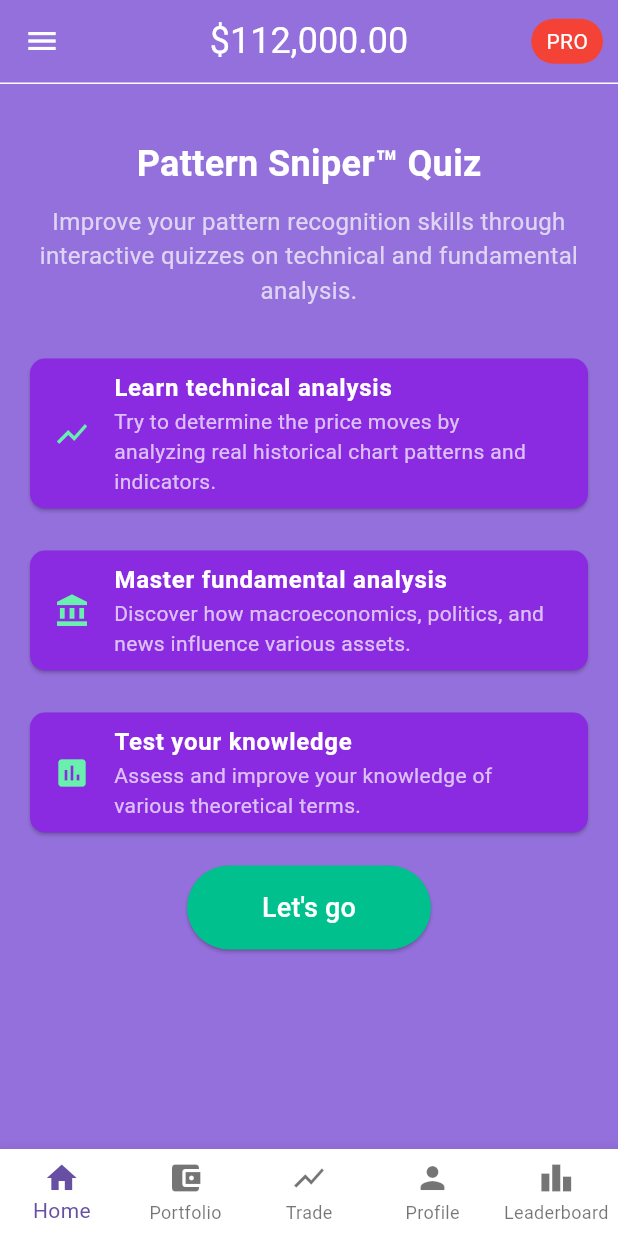
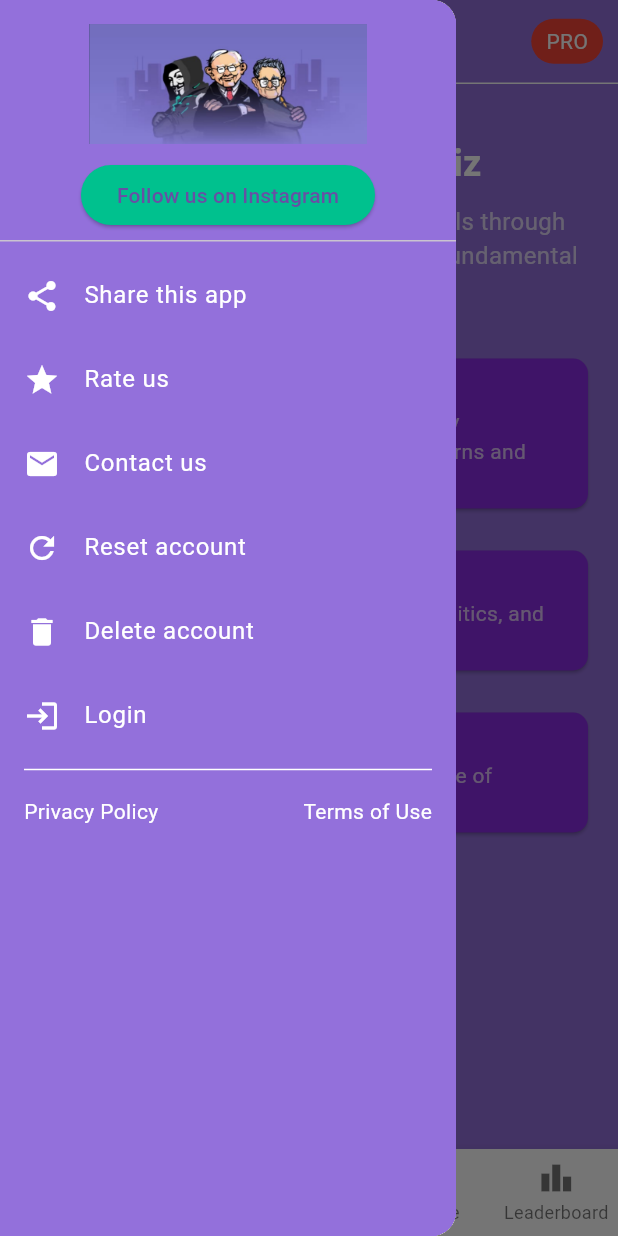
Before and after one commit to GarvitDadheech/quiz-app-frontend, a Flutter app: the PatternSniperQuizPage screen opened directly, with the side drawer open (before the commit the screen has no drawer), on a phone screen of 412 x 824 dp. Run offline on Flutter 3.47's test engine with Material 3 defaults, Android fonts, the phone set to English and light mode, and no system bars.

Commit message:
make custom bottom bar and custom drawer

```diff
--- a/lib/components/custom_app_bar.dart
+++ b/lib/components/custom_app_bar.dart
@@ -1,5 +1,5 @@
 import 'package:flutter/material.dart';
-
+import 'custom_drawer_menu.dart';
 class CustomAppBar extends StatelessWidget implements PreferredSizeWidget {
   @override
   final Size preferredSize;
--- /dev/null
+++ b/lib/components/custom_bottom_navigation_bar.dart
@@ -0,0 +1,45 @@
+import 'package:flutter/material.dart';
+import '../pages/homepage.dart'; // Import the HomePage widget
+
+class CustomBottomNavigationBar extends StatelessWidget {
+  @override
+  Widget build(BuildContext context) {
+    return BottomNavigationBar(
+      backgroundColor: Colors.white,
+      type: BottomNavigationBarType.fixed,
+      currentIndex: 0, // Default index
+      onTap: (index) {
+        switch (index) {
+          case 0:
+            Navigator.push(
+              context,
+              MaterialPageRoute(builder: (context) => HomePage()),
+            );
+            break;
+          // Handle other tabs if needed
+          case 1:
+            // Navigate to Portfolio page
+            break;
+          case 2:
+            // Navigate to Trade page
+            break;
+          case 3:
+            // Navigate to Profile page
+            break;
+          case 4:
+            // Navigate to Leaderboard page
+            break;
+        }
+      },
+      items: [
+        BottomNavigationBarItem(icon: Icon(Icons.home), label: 'Home'),
+        BottomNavigationBarItem(
+            icon: Icon(Icons.account_balance_wallet), label: 'Portfolio'),
+        BottomNavigationBarItem(icon: Icon(Icons.show_chart), label: 'Trade'),
+        BottomNavigationBarItem(icon: Icon(Icons.person), label: 'Profile'),
+        BottomNavigationBarItem(
+            icon: Icon(Icons.leaderboard), label: 'Leaderboard'),
+      ],
+    );
+  }
+}
--- /dev/null
+++ b/lib/components/custom_drawer_menu.dart
@@ -0,0 +1,82 @@
+import 'package:flutter/material.dart';
+
+class CustomDrawer extends StatelessWidget {
+  @override
+  Widget build(BuildContext context) {
+    return Drawer(
+      child: Container(
+        color: Color(0xFF9370DB), // Light purple background
+        child: ListView(
+          padding: EdgeInsets.zero,
+          children: [
+            DrawerHeader(
+              decoration: BoxDecoration(
+                color: Color(0xFF9370DB),
+              ),
+              child: Column(
+                children: [
+                  Image.asset('assets/cartoon_image.png', height: 80),
+                  SizedBox(height: 10),
+                  ElevatedButton(
+                    onPressed: () {},
+                    style: ElevatedButton.styleFrom(
+                        backgroundColor: Color(0xFF00C18E), // Follow us button color
+                      shape: RoundedRectangleBorder(
+                        borderRadius: BorderRadius.circular(20),
+                      ),
+                    ),
+                    child: Text('Follow us on Instagram'),
+                  ),
+                ],
+              ),
+            ),
+            ListTile(
+              leading: Icon(Icons.share, color: Colors.white),
+              title: Text('Share this app', style: TextStyle(color: Colors.white)),
+              onTap: () {},
+            ),
+            ListTile(
+              leading: Icon(Icons.star, color: Colors.white),
+              title: Text('Rate us', style: TextStyle(color: Colors.white)),
+              onTap: () {},
+            ),
+            ListTile(
+              leading: Icon(Icons.mail, color: Colors.white),
+              title: Text('Contact us', style: TextStyle(color: Colors.white)),
+              onTap: () {},
+            ),
+            ListTile(
+              leading: Icon(Icons.refresh, color: Colors.white),
+              title: Text('Reset account', style: TextStyle(color: Colors.white)),
+              onTap: () {},
+            ),
+            ListTile(
+              leading: Icon(Icons.delete, color: Colors.white),
+              title: Text('Delete account', style: TextStyle(color: Colors.white)),
+              onTap: () {},
+            ),
+            ListTile(
+              leading: Icon(Icons.login, color: Colors.white),
+              title: Text('Login', style: TextStyle(color: Colors.white)),
+              onTap: () {},
+            ),
+            Padding(
+              padding: const EdgeInsets.symmetric(horizontal: 16.0),
+              child: Divider(color: Colors.white),
+            ),
+            Padding(
+              padding: const EdgeInsets.symmetric(horizontal: 16.0, vertical: 10),
+              child: Row(
+                mainAxisAlignment: MainAxisAlignment.spaceBetween,
+                children: [
+                  Text('Privacy Policy', style: TextStyle(color: Colors.white)),
+                  Text('Terms of Use', style: TextStyle(color: Colors.white)),
+                ],
+              ),
+            ),
+          ],
+        ),
+      ),
+    );
+  }
+}
--- a/lib/pages/pattern_sniper_quiz_page.dart
+++ b/lib/pages/pattern_sniper_quiz_page.dart
@@ -1,11 +1,13 @@
 import 'package:flutter/material.dart';
 import '../components/custom_app_bar.dart';
-
+import '../components/custom_bottom_navigation_bar.dart';
+import '../components/custom_drawer_menu.dart';
 class PatternSniperQuizPage extends StatelessWidget {
   @override
   Widget build(BuildContext context) {
     return Scaffold(
       appBar: CustomAppBar(),
+      drawer: CustomDrawer(),
       body: SingleChildScrollView(
         child: Padding(
           padding: const EdgeInsets.all(16.0),
@@ -111,19 +113,7 @@ class PatternSniperQuizPage extends StatelessWidget {
           ),
         ),
       ),
-      bottomNavigationBar: BottomNavigationBar(
-        backgroundColor: Colors.white,
-        type: BottomNavigationBarType.fixed,
-        items: [
-          BottomNavigationBarItem(icon: Icon(Icons.home), label: 'Home'),
-          BottomNavigationBarItem(
-              icon: Icon(Icons.account_balance_wallet), label: 'Portfolio'),
-          BottomNavigationBarItem(icon: Icon(Icons.show_chart), label: 'Trade'),
-          BottomNavigationBarItem(icon: Icon(Icons.person), label: 'Profile'),
-          BottomNavigationBarItem(
-              icon: Icon(Icons.leaderboard), label: 'Leaderboard'),
-        ],
-      ),
+      bottomNavigationBar: CustomBottomNavigationBar(),
     );
   }
 }
```
Also changed, not shown: lib/pages/homepage.dart (+3 -96 lines).
